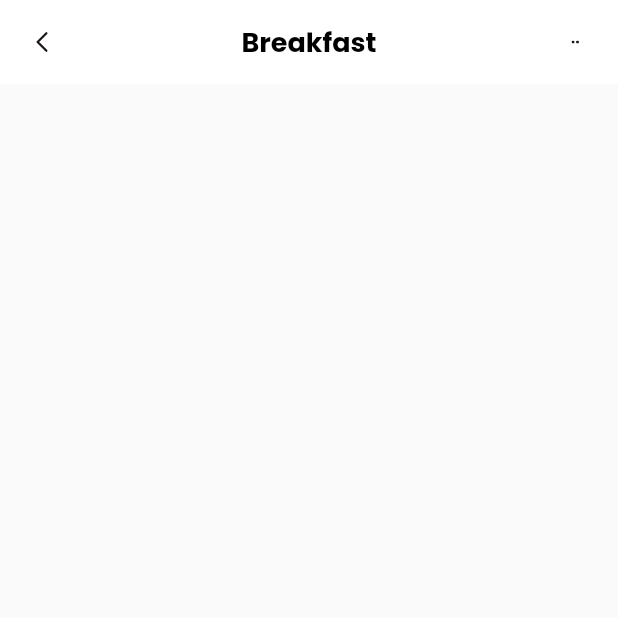
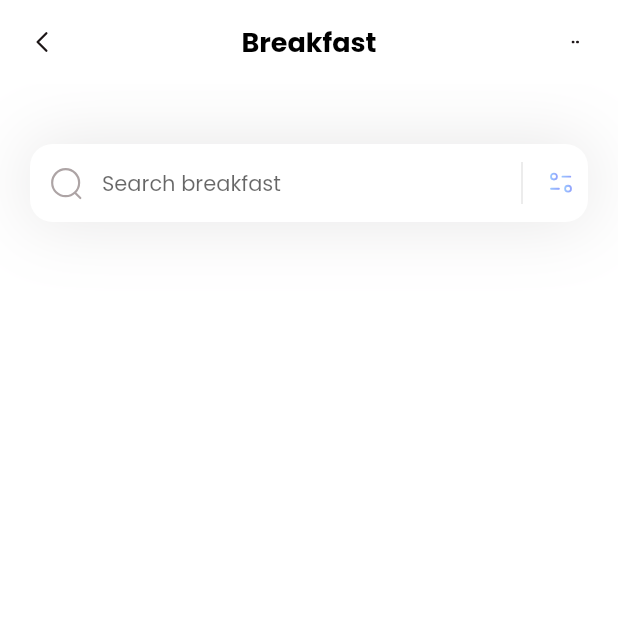
Before and after one commit to GosuCode/fitness_app, a Flutter app: the screen it shows after launch, on a phone screen of 412 x 824 dp, the top half of it. Run offline on Flutter 3.47's test engine with Material 2 defaults, Android fonts, the phone set to English and light mode, and no system bars; our stand-ins replace flutter_svg.

Commit message:
add search field

```diff
--- a/lib/pages/home.dart
+++ b/lib/pages/home.dart
@@ -8,6 +8,59 @@ class HomePage extends StatelessWidget {
   Widget build(BuildContext context) {
     return Scaffold(
       appBar: appBar(),
+      backgroundColor: Colors.white,
+      body: Column(
+        children: [searchField()],
+      ),
+    );
+  }
+
+  Container searchField() {
+    return Container(
+      margin: EdgeInsets.only(top: 40, left: 20, right: 20),
+      decoration: BoxDecoration(boxShadow: [
+        BoxShadow(
+            color: Color(0xff1D1617).withOpacity(0.11),
+            blurRadius: 40,
+            spreadRadius: 0.0)
+      ]),
+      child: TextField(
+        decoration: InputDecoration(
+            filled: true,
+            fillColor: Colors.white,
+            contentPadding: EdgeInsets.all(15),
+            hintText: "Search breakfast",
+            hintStyle: TextStyle(
+              fontSize: 14,
+            ),
+            prefixIcon: Padding(
+              padding: const EdgeInsets.all(12),
+              child: SvgPicture.asset('assets/icons/Search.svg'),
+            ),
+            suffixIcon: Container(
+              width: 60,
+              child: IntrinsicHeight(
+                child: Row(
+                  mainAxisAlignment: MainAxisAlignment.end,
+                  children: [
+                    VerticalDivider(
+                      color: Colors.black,
+                      indent: 10,
+                      endIndent: 10,
+                      thickness: 0.1,
+                    ),
+                    Padding(
+                      padding: const EdgeInsets.all(8.0),
+                      child: SvgPicture.asset('assets/icons/Filter.svg'),
+                    ),
+                  ],
+                ),
+              ),
+            ),
+            border: OutlineInputBorder(
+                borderRadius: BorderRadius.circular(15),
+                borderSide: BorderSide.none)),
+      ),
     );
   }
 
```
